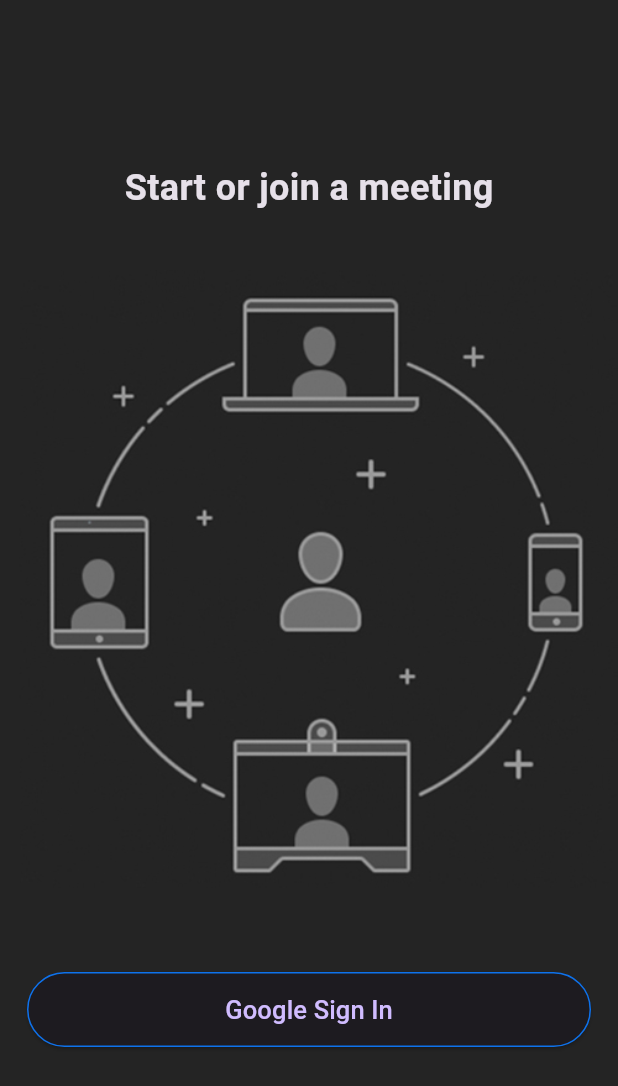
After one commit to Emad-Pro/Meet_App, a Flutter app: the screen it shows after launch, after a tap on "Google Sign In", on a phone screen of 412 x 824 dp. The commit adds this screen. Shown: the top 1086 px of the screen. Run offline on Flutter 3.47's test engine with Material 3 defaults, Android fonts, the phone set to English and light mode, and no system bars; our stand-ins replace bloc, cloud_firestore, dartz, equatable, firebase_auth, firebase_core and 3 more; accounts and stored records are empty; network calls fail.

Commit message:
Add Meet Screen

```diff
--- a/lib/core/services/firebase.dart
+++ b/lib/core/services/firebase.dart
@@ -0,0 +1,9 @@
+import 'package:cloud_firestore/cloud_firestore.dart';
+import 'package:firebase_auth/firebase_auth.dart';
+
+class FirebaseService {
+  final FirebaseAuth auth = FirebaseAuth.instance;
+  final FirebaseFirestore firestore = FirebaseFirestore.instance;
+  Stream<User?> get authChanges => auth.authStateChanges();
+  User get user => auth.currentUser!;
+}
--- a/lib/core/services/getIT.dart
+++ b/lib/core/services/getIT.dart
@@ -1,5 +1,5 @@
 import 'package:get_it/get_it.dart';
-import 'package:meet_app/feture/login/data/repository/auth_repository.dart';
+import 'package:meet_app/feture/auth/data/repository/auth_repository.dart';
 
 final getIt = GetIt.instance;
 
--- a/lib/feture/login/data/repository/auth_repository.dart
+++ b/lib/feture/auth/data/repository/auth_repository.dart
@@ -5,20 +5,16 @@ import 'package:firebase_auth/firebase_auth.dart';
 
 import 'package:google_sign_in/google_sign_in.dart';
 import 'package:meet_app/core/erorr/failure.dart';
-import 'package:meet_app/feture/login/data/model/loginAut.dart';
+import 'package:meet_app/core/services/firebase.dart';
+import 'package:meet_app/feture/auth/data/model/AuthModel.dart';
 
 abstract class AuthRepository {
-  Future<Either<Faliure, LoginAuthModel>> authSignInWithGoogle();
+  Future<Either<Faliure, AuthModel>> authSignInWithGoogle();
 }
 
 class AuthRepositoryImp extends AuthRepository {
-  final FirebaseAuth _auth = FirebaseAuth.instance;
-  final FirebaseFirestore _firestore = FirebaseFirestore.instance;
-
-  Stream<User?> get authChanges => _auth.authStateChanges();
-  User get user => _auth.currentUser!;
   @override
-  Future<Either<Faliure, LoginAuthModel>> authSignInWithGoogle() async {
+  Future<Either<Faliure, AuthModel>> authSignInWithGoogle() async {
     try {
       final GoogleSignInAccount? googleUser = await GoogleSignIn().signIn();
 
@@ -31,20 +27,24 @@ class AuthRepositoryImp extends AuthRepository {
       );
 
       UserCredential userCredential =
-          await _auth.signInWithCredential(credential);
+          await FirebaseService().auth.signInWithCredential(credential);
 
       User? user = userCredential.user;
 
       if (user != null) {
         if (userCredential.additionalUserInfo!.isNewUser) {
-          await _firestore.collection('users').doc(user.uid).set({
+          await FirebaseService()
+              .firestore
+              .collection('users')
+              .doc(user.uid)
+              .set({
             'username': user.displayName,
             'uid': user.uid,
             'profilePhoto': user.photoURL,
           });
         }
       }
-      return Right(LoginAuthModel.fromJson({
+      return Right(AuthModel.fromJson({
         'username': user!.displayName,
         'uid': user.uid,
         'profilePhoto': user.photoURL,
--- /dev/null
+++ b/lib/feture/auth/presentation/view/auth_screen.dart
@@ -0,0 +1,43 @@
+import 'package:flutter/material.dart';
+import 'package:flutter_bloc/flutter_bloc.dart';
+
+import 'package:meet_app/core/widget/custom_buttom.dart';
+import 'package:meet_app/feture/auth/presentation/view_model/cubit/auth_cubit.dart';
+import 'package:meet_app/feture/auth/presentation/view_model/cubit/auth_state.dart';
+
+class AuthScreen extends StatelessWidget {
+  const AuthScreen({
+    super.key,
+  });
+
+  @override
+  Widget build(BuildContext context) {
+    return BlocConsumer<AuthCubit, AuthState>(
+      listener: (context, state) {},
+      builder: (context, state) {
+        return Column(
+          mainAxisAlignment: MainAxisAlignment.center,
+          children: [
+            const Text(
+              'Start or join a meeting',
+              style: TextStyle(
+                fontSize: 24,
+                fontWeight: FontWeight.bold,
+              ),
+            ),
+            Padding(
+              padding: const EdgeInsets.symmetric(vertical: 38.0),
+              child: Image.asset('assets/images/onboarding.jpg'),
+            ),
+            CustomButtom(
+                onPressed: () {
+                  print("click");
+                  BlocProvider.of<AuthCubit>(context).googleAuthApp();
+                },
+                text: "Google Sign In")
+          ],
+        );
+      },
+    );
+  }
+}
--- a/lib/feture/login/presentation/view_model/cubit/auth_cubit.dart
+++ b/lib/feture/auth/presentation/view_model/cubit/auth_cubit.dart
@@ -1,6 +1,6 @@
 import 'package:bloc/bloc.dart';
-import 'package:meet_app/feture/login/data/repository/auth_repository.dart';
-import 'package:meet_app/feture/login/presentation/view_model/cubit/auth_state.dart';
+import 'package:meet_app/feture/auth/data/repository/auth_repository.dart';
+import 'package:meet_app/feture/auth/presentation/view_model/cubit/auth_state.dart';
 
 class AuthCubit extends Cubit<AuthState> {
   AuthCubit(this.authRepository) : super(AuthInitial());
--- a/lib/feture/login/presentation/view_model/cubit/auth_state.dart
+++ b/lib/feture/auth/presentation/view_model/cubit/auth_state.dart
@@ -1,4 +1,4 @@
-import 'package:meet_app/feture/login/data/model/loginAut.dart';
+import 'package:meet_app/feture/auth/data/model/AuthModel.dart';
 
 abstract class AuthState {}
 
@@ -7,7 +7,7 @@ class AuthInitial extends AuthState {}
 class AuthSignInWithGoogleLoadingState extends AuthState {}
 
 class AuthSignInWithGoogleLoadedState extends AuthState {
-  final LoginAuthModel loginAuthModel;
+  final AuthModel loginAuthModel;
 
   AuthSignInWithGoogleLoadedState(this.loginAuthModel);
 }
--- /dev/null
+++ b/lib/feture/home/data/repository/homeReposiotry.dart
@@ -0,0 +1,5 @@
+import 'package:firebase_auth/firebase_auth.dart';
+
+abstract class HomeRepository {}
+
+class HomeRepositoryImp extends HomeRepository {}
--- /dev/null
+++ b/lib/feture/home/presentation/view/Home.dart
@@ -0,0 +1,29 @@
+import 'package:flutter/material.dart';
+import 'package:flutter_bloc/flutter_bloc.dart';
+import 'package:meet_app/feture/auth/presentation/view/auth_screen.dart';
+import 'package:meet_app/feture/home/presentation/viewModel/cubit/home_cubit.dart';
+import 'package:meet_app/feture/meet/presentaition/view/MeetScreen.dart';
+
+class HomeScreen extends StatelessWidget {
+  const HomeScreen({Key? key}) : super(key: key);
+
+  @override
+  Widget build(BuildContext context) {
+    return Scaffold(
+      body: StreamBuilder(
+        stream: BlocProvider.of<HomeCubit>(context).authChanges(),
+        builder: (context, snapshot) {
+          if (snapshot.connectionState == ConnectionState.waiting) {
+            return const Center(
+              child: CircularProgressIndicator(),
+            );
+          } else if (snapshot.hasData) {
+            return const MeetScreen();
+          } else {
+            return const AuthScreen();
+          }
+        },
+      ),
+    );
+  }
+}
--- /dev/null
+++ b/lib/feture/home/presentation/viewModel/cubit/home_cubit.dart
@@ -0,0 +1,15 @@
+import 'package:bloc/bloc.dart';
+import 'package:equatable/equatable.dart';
+import 'package:firebase_auth/firebase_auth.dart';
+import 'package:flutter/material.dart';
+import 'package:meet_app/core/services/firebase.dart';
+
+part 'home_state.dart';
+
+class HomeCubit extends Cubit<HomeState> {
+  HomeCubit() : super(const HomeState());
+
+  Stream<User?> authChanges() {
+    return FirebaseService().authChanges;
+  }
+}
--- /dev/null
+++ b/lib/feture/home/presentation/viewModel/cubit/home_state.dart
@@ -0,0 +1,8 @@
+part of 'home_cubit.dart';
+
+class HomeState extends Equatable {
+  const HomeState();
+
+  @override
+  List<Object> get props => [];
+}
--- /dev/null
+++ b/lib/feture/meet/presentaition/viewModel/cubit/meet_cubit.dart
@@ -0,0 +1,48 @@
+import 'package:bloc/bloc.dart';
+import 'package:equatable/equatable.dart';
+import 'package:flutter/material.dart';
+
+part 'meet_state.dart';
+
+class MeetCubit extends Cubit<MeetState> {
+  MeetCubit() : super(const MeetState());
+  int pageFooterBarNum = 0;
+
+  void onPageChanged(int page) {
+    pageFooterBarNum = page;
+    emit(MeetChangeFooterNumberState());
+  }
+
+  List<Widget> pages = [
+    const Text('Contacts'),
+    const Text('Contacts'),
+    const Text('Contacts'),
+    const Text('Contacts'),
+  ];
+  List<BottomNavigationBarItem> items = [
+    const BottomNavigationBarItem(
+      icon: Icon(
+        Icons.comment_bank,
+      ),
+      label: 'Meet & Char',
+    ),
+    const BottomNavigationBarItem(
+      icon: Icon(
+        Icons.lock_clock,
+      ),
+      label: 'Meetings',
+    ),
+    const BottomNavigationBarItem(
+      icon: Icon(
+        Icons.person_outline,
+      ),
+      label: 'Contacts',
+    ),
+    const BottomNavigationBarItem(
+      icon: Icon(
+        Icons.settings_outlined,
+      ),
+      label: 'Settings',
+    ),
+  ];
+}
--- /dev/null
+++ b/lib/feture/meet/presentaition/viewModel/cubit/meet_state.dart
@@ -0,0 +1,10 @@
+part of 'meet_cubit.dart';
+
+class MeetState {
+  const MeetState();
+
+  @override
+  List<Object> get props => [];
+}
+
+class MeetChangeFooterNumberState extends MeetState {}
--- a/lib/main.dart
+++ b/lib/main.dart
@@ -2,9 +2,13 @@ import 'package:firebase_core/firebase_core.dart';
 import 'package:flutter/material.dart';
 import 'package:flutter_bloc/flutter_bloc.dart';
 import 'package:meet_app/core/services/getIT.dart';
-import 'package:meet_app/feture/login/presentation/view/login_screen.dart';
+import 'package:meet_app/feture/home/presentation/view/Home.dart';
+import 'package:meet_app/feture/auth/presentation/view/auth_screen.dart';
 import 'package:meet_app/core/colors.dart';
-import 'package:meet_app/feture/login/presentation/view_model/cubit/auth_cubit.dart';
+import 'package:meet_app/feture/auth/presentation/view_model/cubit/auth_cubit.dart';
+import 'package:meet_app/feture/home/presentation/viewModel/cubit/home_cubit.dart';
+import 'package:meet_app/feture/meet/presentaition/view/MeetScreen.dart';
+import 'package:meet_app/feture/meet/presentaition/viewModel/cubit/meet_cubit.dart';
 
 void main() async {
   WidgetsFlutterBinding.ensureInitialized();
@@ -16,20 +20,33 @@ void main() async {
 
 class MyApp extends StatelessWidget {
   const MyApp({super.key});
-
   @override
   Widget build(BuildContext context) {
     return MultiBlocProvider(
-      providers: [BlocProvider(create: (context) => AuthCubit(getIt()))],
+      providers: [
+        BlocProvider(
+          create: (context) => AuthCubit(
+            getIt(),
+          ),
+        ),
+        BlocProvider(
+          create: (context) => HomeCubit(),
+        ),
+        BlocProvider(
+          create: (context) => MeetCubit(),
+        ),
+      ],
       child: MaterialApp(
         debugShowCheckedModeBanner: false,
         title: 'Ea Meet',
         routes: {
-          '/login': (context) => const LoginScreen(),
+          '/homeScreen': (context) => const HomeScreen(),
+          '/authScreen': (context) => const AuthScreen(),
+          '/meetScreen': (context) => const MeetScreen(),
         },
         theme:
             ThemeData.dark().copyWith(scaffoldBackgroundColor: backgroundColor),
-        home: const LoginScreen(),
+        home: const HomeScreen(),
       ),
     );
   }
```
Also changed, not shown: lib/feture/auth/data/model/AuthModel.dart (added, +23 -0 lines), lib/feture/login/data/model/loginAut.dart (deleted, +0 -21 lines), lib/feture/login/presentation/view/login_screen.dart (deleted, +0 -43 lines), lib/feture/meet/presentaition/view/MeetScreen.dart (added, +38 -0 lines).
